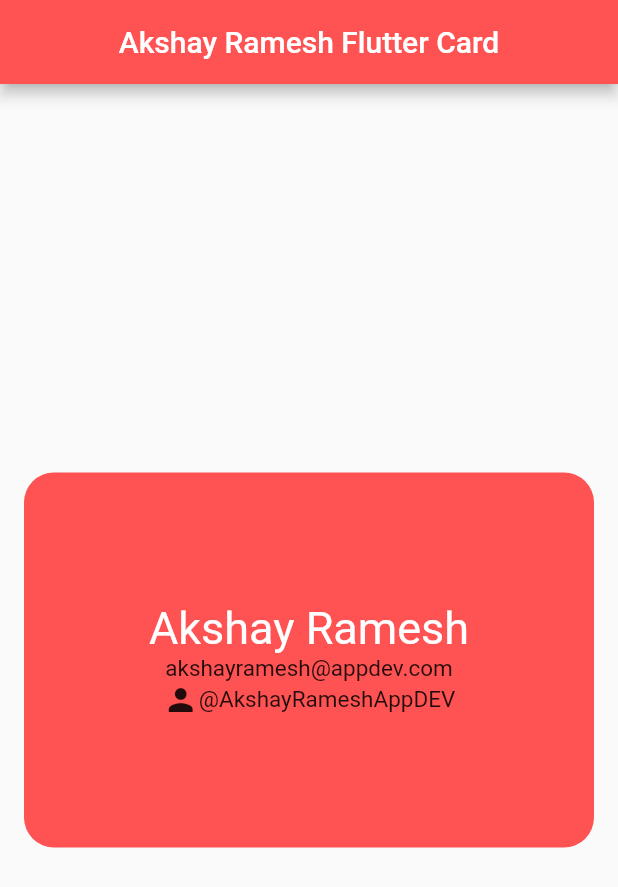
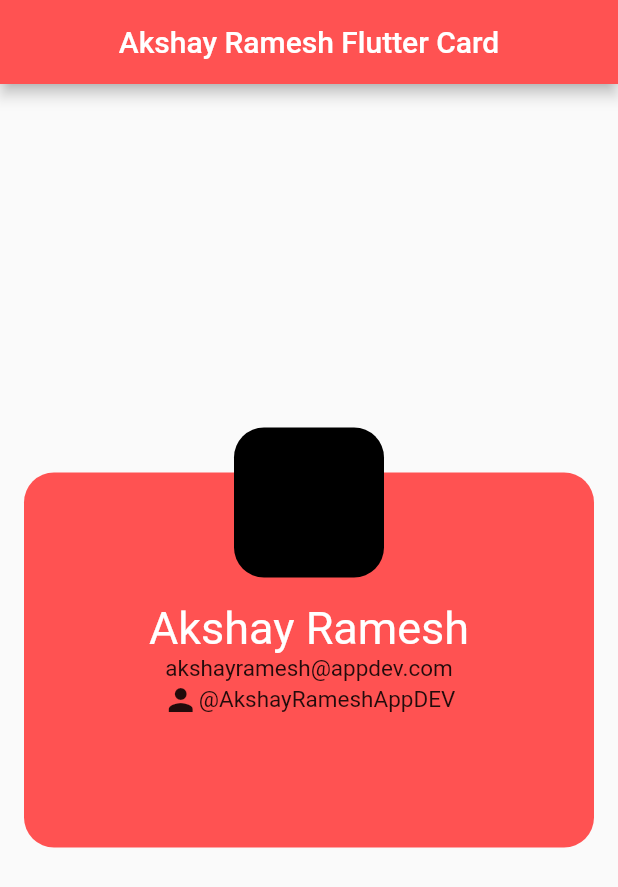
Before and after one commit to AkshayRameshAppDEV/My-Flutter-Card, a Flutter app: the screen it shows after launch, on a phone screen of 412 x 824 dp. Shown: the top 887 px of the screen. Run offline on Flutter 3.47's test engine with Material 2 defaults, Android fonts, the phone set to English and light mode, and no system bars.

Commit message:
Add profile image on top

```diff
--- a/my_flutter_card/lib/ui/FlutterCard.dart
+++ b/my_flutter_card/lib/ui/FlutterCard.dart
@@ -10,10 +10,13 @@ class FlutterCard extends StatelessWidget {
       appBar: AppBar(
           title: const Text("Akshay Ramesh Flutter Card"),
           centerTitle: true,
-            backgroundColor: Colors.redAccent
-          ),
+          backgroundColor: Colors.redAccent),
       body: Center(
-            child: Container(
+          child: Stack(
+        clipBehavior: Clip.none,
+        alignment: Alignment.topCenter,
+        children: [
+          Container(
               width: 380,
               height: 250,
               decoration: BoxDecoration(
@@ -21,21 +24,33 @@ class FlutterCard extends StatelessWidget {
                   borderRadius: BorderRadius.circular(20)),
               child: Column(
                 mainAxisAlignment: MainAxisAlignment.center,
-                  children:  <Widget>[
-                    const Text("Akshay Ramesh", style: TextStyle(fontSize: 30, color: Colors.white)),
-                    const Text("akshayramesh@appdev.com",style: TextStyle(fontSize: 15)),
+                children: <Widget>[
+                  const Text("Akshay Ramesh",
+                      style: TextStyle(fontSize: 30, color: Colors.white)),
+                  const Text("akshayramesh@appdev.com",
+                      style: TextStyle(fontSize: 15)),
                   Row(
                     mainAxisAlignment: MainAxisAlignment.center,
                     children: const [
                       Icon(Icons.person),
-                        Text("@AkshayRameshAppDEV", style: TextStyle(fontSize: 15))
+                      Text("@AkshayRameshAppDEV",
+                          style: TextStyle(fontSize: 15))
                     ],
                   )
                 ],
+              )),
+          Positioned(
+            bottom: 130,
+            child: Container(
+                width: 100,
+                height: 100,
+                margin: const EdgeInsets.all(50.0),
+                decoration: BoxDecoration(
+                    color: Colors.black,
+                    borderRadius: BorderRadius.circular(20))),
           )
-            )
-        ),
-      )
-    );
+        ],
+      )),
+    ));
   }
 }
```
Lines whose indentation alone changed are shown as unchanged.
